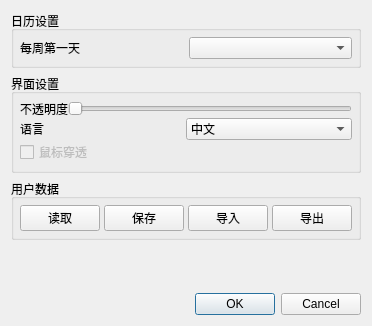
wangrunji0408/QtCalendar, file GUI/Dialog/settingdialog.ui: the form before one commit.
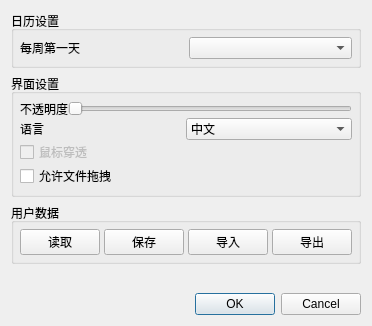
The form after the commit.

Commit message: 修复若干Bug：删除单事件崩溃Bug，主窗口标题显示Bug（被重设语言事件覆盖）。增加文件拖拽开关。

The edit to the form file:
```diff
--- a/GUI/Dialog/settingdialog.ui
+++ b/GUI/Dialog/settingdialog.ui
@@ -126,6 +126,13 @@
         </property>
        </widget>
       </item>
+      <item>
+       <widget class="QCheckBox" name="fileDrag">
+        <property name="text">
+         <string>允许文件拖拽</string>
+        </property>
+       </widget>
+      </item>
      </layout>
     </widget>
    </item>
```
The commit also changes 10 other files.
